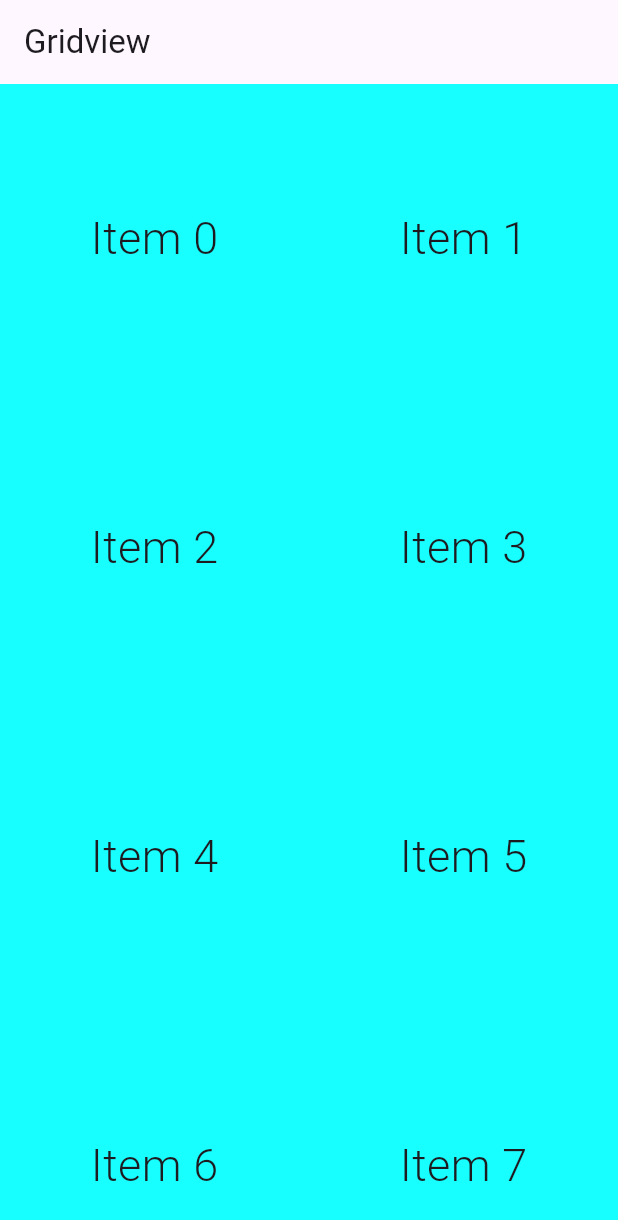
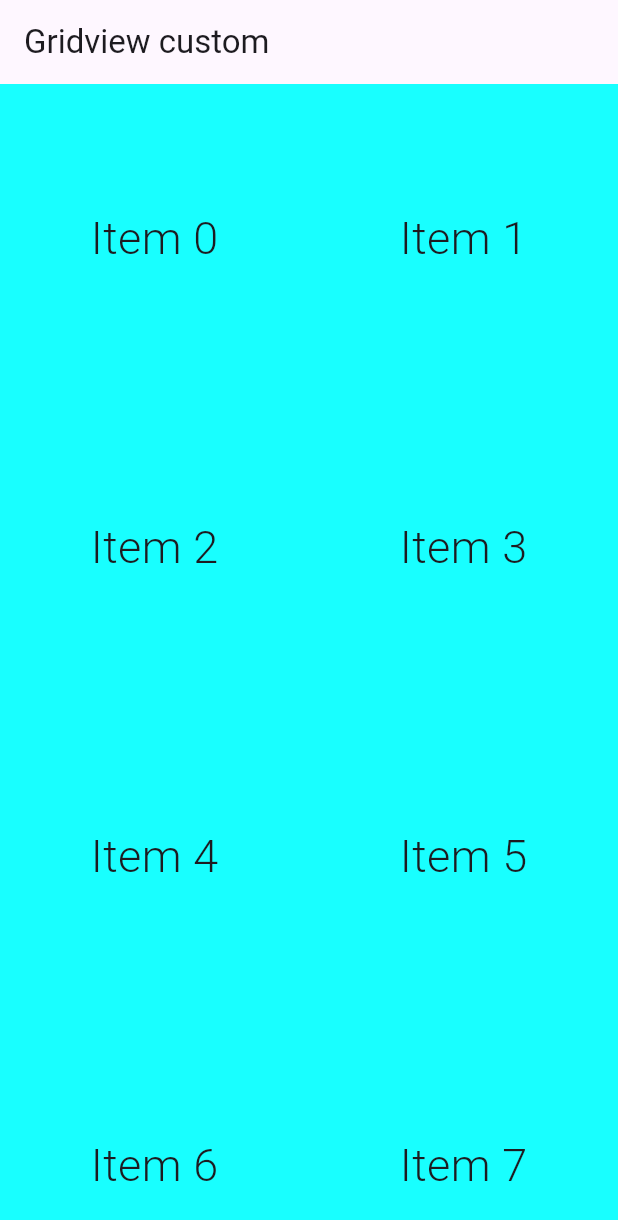
Before and after one commit to skyyygal/flutter-widgets, a Flutter app: the screen it shows after launch, on a phone screen of 412 x 824 dp. Shown: the top 1220 px of the screen. Run offline on Flutter 3.47's test engine with Material 3 defaults, Android fonts, the light colour scheme and no system bars.

Commit message:
Understanding Grid view- custom

```diff
--- a/lib/gridview/gridview.custom.dart
+++ b/lib/gridview/gridview.custom.dart
@@ -6,14 +6,33 @@ class GridviewCustomScreen extends StatelessWidget {
   @override
   Widget build(BuildContext context) {
     return Scaffold(
-      appBar: AppBar(title: Text("Gridview")),
-      body: GridView.builder(
-        gridDelegate: SliverGridDelegateWithFixedCrossAxisCount(
-          crossAxisCount: 2,
-        ),
-        itemBuilder: (context, index) {
-          return _buildGridElement(index);
-        },
+      appBar: AppBar(title: Text("Gridview custom")),
+      body: Column(
+        children: [
+          // GridView.custom(
+          //   gridDelegate: SliverGridDelegateWithFixedCrossAxisCount(
+          //     crossAxisCount: 2,
+          //   ),
+          //   childrenDelegate: SliverChildListDelegate([
+          //     _buildGridElement(1),
+          //     _buildGridElement(2),
+          //   ]),
+          // ),
+          // SizedBox(height: 20),
+          Expanded(
+            child: GridView.custom(
+              gridDelegate: SliverGridDelegateWithFixedCrossAxisCount(
+                crossAxisCount: 2,
+              ),
+              childrenDelegate: SliverChildBuilderDelegate(childCount: 10, (
+                context,
+                index,
+              ) {
+                return _buildGridElement(index);
+              }),
+            ),
+          ),
+        ],
       ),
     );
   }
```
